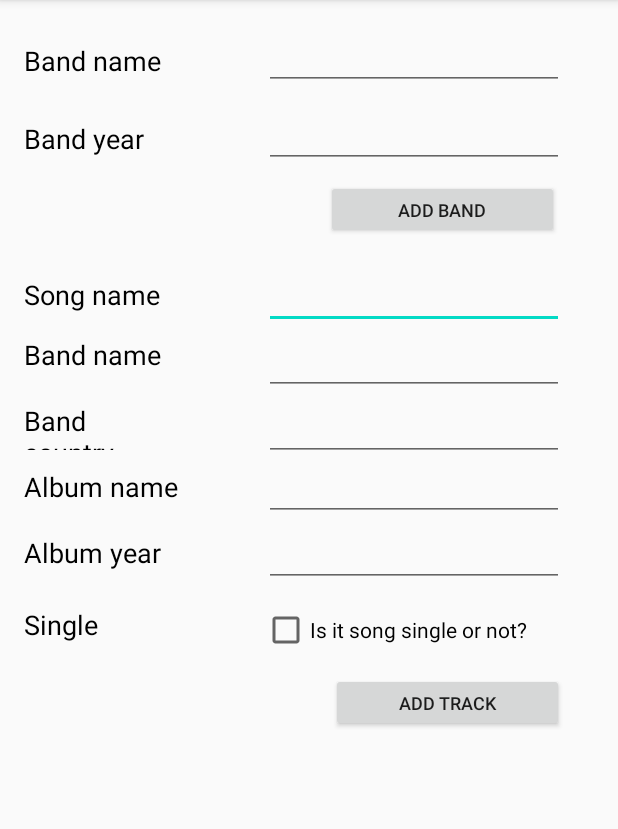
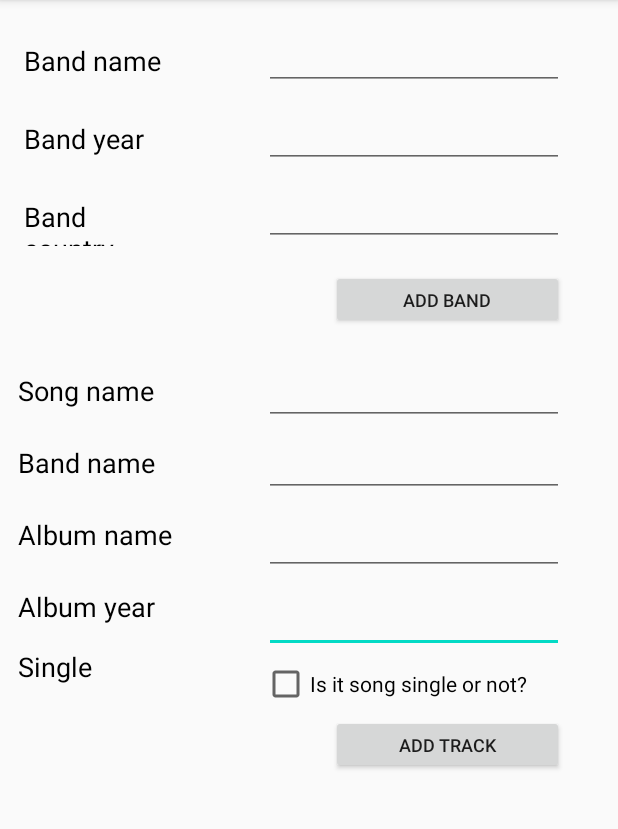
Before and after one commit to GalaxyDevourer/MusicManager, an Android app: the AddDataActivity screen opened directly, with no data from a screen before it, after a tap on "ADD TRACK", on a phone screen of 412 x 824 dp, the part 84-913 px from its top. Run offline under Robolectric (Android 15) with nearby library versions, the light colour scheme and no system bars.

Commit message:
Some class refactoring, create database connection, prepare to lab9 main functionality

```diff
--- a/app/src/main/java/com/chmnu/groupmanager/activities/AddDataActivity.java
+++ b/app/src/main/java/com/chmnu/groupmanager/activities/AddDataActivity.java
@@ -26,11 +26,13 @@ public class AddDataActivity extends AppCompatActivity {
     public void addDataBand (View view) {
         EditText bandName = findViewById(R.id.add_data_band_name);
         EditText bandYear = findViewById(R.id.add_data_band_year);
+        EditText bandCountry = findViewById(R.id.add_data_band_country);
 
         String bandName_ = bandName.getText().toString();
         String bandYear_ = bandYear.getText().toString();
+        String bandCountry_ = bandCountry.getText().toString();
 
-        Band band = new Band(bandName_, bandYear_);
+        Band band = new Band(bandName_, bandCountry_, bandYear_);
         BandStorage.addBand(band);
 
         NavUtils.navigateUpFromSameTask(this);
@@ -39,19 +41,17 @@ public class AddDataActivity extends AppCompatActivity {
     public void addDataTrack (View view) {
         EditText songName = findViewById(R.id.add_data_song_name);
         EditText bandName = findViewById(R.id.add_data_song_band_name);
-        EditText bandCountry = findViewById(R.id.add_data_band_country);
         EditText songAlbum = findViewById(R.id.add_data_album_name);
         EditText songAlbumYear = findViewById(R.id.add_data_album_year);
         CheckBox isSingle = findViewById(R.id.add_data_check_is_single);
 
         String songName_ = songName.getText().toString();
         String bandName_ = bandName.getText().toString();
-        String bandCountry_ = bandCountry.getText().toString();
         String songAlbumName_ = songAlbum.getText().toString();
         String songAlbumYear_ = songAlbumYear.getText().toString();
         Boolean isSingle_ = isSingle.isChecked();
 
-        Song song = new Song(songName_, bandName_, bandCountry_, songAlbumName_, songAlbumYear_, isSingle_);
+        Song song = new Song(songName_, bandName_, songAlbumName_, songAlbumYear_, isSingle_);
         SongStorage.addSong(song);
 
         NavUtils.navigateUpFromSameTask(this);
--- a/app/src/main/java/com/chmnu/groupmanager/entities/Song.java
+++ b/app/src/main/java/com/chmnu/groupmanager/entities/Song.java
@@ -5,15 +5,13 @@ import android.text.BoringLayout;
 public class Song {
     private String songName;
     private String bandName;
-    private String bandCountry;
     private String album;
     private String albumYear;
     private Boolean single;
 
-    public Song(String songName, String bandName, String bandCountry, String album, String albumYear, Boolean single) {
+    public Song(String songName, String bandName, String album, String albumYear, Boolean single) {
         this.songName = songName;
         this.bandName = bandName;
-        this.bandCountry = bandCountry;
         this.album = album;
         this.albumYear = albumYear;
         this.single = single;
@@ -41,14 +39,6 @@ public class Song {
         this.bandName = bandName;
     }
 
-    public String getBandCountry() {
-        return bandCountry;
-    }
-
-    public void setBandCountry(String bandCountry) {
-        this.bandCountry = bandCountry;
-    }
-
     public String getAlbum() {
         return album;
     }
@@ -74,7 +64,7 @@ public class Song {
     }
 
     public String getSignature () {
-        return bandName + " [" + bandCountry + "]" + " - " + songName + " [ " + album + " " + albumYear + " ]";
+        return bandName + " - " + songName + " [ " + album + " " + albumYear + " ]";
     }
 
     public Boolean customEquals (Song song) {
--- a/app/src/main/java/com/chmnu/groupmanager/entities/SongStorage.java
+++ b/app/src/main/java/com/chmnu/groupmanager/entities/SongStorage.java
@@ -8,26 +8,34 @@ public class SongStorage {
 
     private static List<Song> songsList = new ArrayList<>(
         Arrays.asList(
-            new Song("Smells Like Teen Spirit", "Nirvana", "USA" ,"Nevermind", "1991", true),
-            new Song("In Bloom", "Nirvana", "USA" ,"Nevermind", "1991", true),
-            new Song("Been a Son", "Nirvana", "USA" ,"Bleach", "1989", false),
-            new Song("Know", "System Of A Down", "Armenia-USA" ,"System of a Down", "1998", false),
-            new Song("Mind", "System Of A Down", "Armenia-USA" ,"System of a Down", "1998", false),
-            new Song("Peephole", "System Of A Down", "Armenia-USA" ,"System of a Down", "1998", false),
-            new Song("Sugar", "System Of A Down", "Armenia-USA" ,"System of a Down", "1998", true),
-            new Song("Needles", "System Of A Down", "Armenia-USA" ,"Toxicity", "2001", false),
-            new Song("Toxicity", "System Of A Down", "Armenia-USA" ,"Toxicity", "2001", true),
-            new Song("Liberate", "Disturbed", "USA" ,"Believe", "2002", true),
-            new Song("Darkness", "Disturbed", "USA" ,"Believe", "2002", false),
-            new Song("Guarded", "Disturbed", "USA" ,"Ten Thousand Fists", "2005", true),
-            new Song("Numb", "Linkin Park", "USA" ,"Meteora", "2003", true),
-            new Song("Blackout", "Linkin Park", "USA" ,"A Thousand Suns", "2010", false),
-            new Song("Sorry for Now", "Linkin Park", "USA" ,"One More Light", "2017", false),
-            new Song("It Has Begun", "Starset", "USA" ,"Transmissions", "2014", true),
-            new Song("Everglow", "Starset", "USA" ,"Vessels", "2017", false),
-            new Song("Mad World", "Gary Jules", "USA" ,"Trading Snakeoil for Wolftickets", "2001", false)
+            new Song("Smells Like Teen Spirit", "Nirvana" ,"Nevermind", "1991", true),
+            new Song("In Bloom", "Nirvana" ,"Nevermind", "1991", true),
+            new Song("Been a Son", "Nirvana" ,"Bleach", "1989", false),
+            new Song("Know", "System Of A Down" ,"System of a Down", "1998", false),
+            new Song("Mind", "System Of A Down" ,"System of a Down", "1998", false),
+            new Song("Peephole", "System Of A Down" ,"System of a Down", "1998", false),
+            new Song("Sugar", "System Of A Down" ,"System of a Down", "1998", true),
+            new Song("Needles", "System Of A Down" ,"Toxicity", "2001", false),
+            new Song("Toxicity", "System Of A Down" ,"Toxicity", "2001", true),
+            new Song("Liberate", "Disturbed" ,"Believe", "2002", true),
+            new Song("Darkness", "Disturbed" ,"Believe", "2002", false),
+            new Song("Guarded", "Disturbed" ,"Ten Thousand Fists", "2005", true),
+            new Song("Numb", "Linkin Park" ,"Meteora", "2003", true),
+            new Song("Blackout", "Linkin Park" ,"A Thousand Suns", "2010", false),
+            new Song("Sorry for Now", "Linkin Park" ,"One More Light", "2017", false),
+            new Song("It Has Begun", "Starset" ,"Transmissions", "2014", true),
+            new Song("Everglow", "Starset" ,"Vessels", "2017", false),
+            new Song("Mad World", "Gary Jules" ,"Trading Snakeoil for Wolftickets", "2001", false)
         )
     );
+
+    public static List<Song> getSongsList() {
+        return songsList;
+    }
+
+    public static void setSongsList(List<Song> songsList) {
+        SongStorage.songsList = songsList;
+    }
 
     public static void addSong (Song song) {
         songsList.add(song);
--- a/app/src/main/res/layout/activity_add_data.xml
+++ b/app/src/main/res/layout/activity_add_data.xml
@@ -8,10 +8,34 @@
     tools:context=".activities.AddDataActivity">
 
     <EditText
+        android:id="@+id/add_data_album_year"
+        android:layout_width="200dp"
+        android:layout_height="40dp"
+        android:layout_marginTop="12dp"
+        android:layout_marginEnd="36dp"
+        android:ems="10"
+        android:inputType="textPersonName"
+        app:layout_constraintEnd_toEndOf="parent"
+        app:layout_constraintTop_toBottomOf="@+id/add_data_album_name" />
+
+    <Button
+        android:id="@+id/add_data_band_button"
+        android:layout_width="155dp"
+        android:layout_height="39dp"
+        android:layout_marginTop="16dp"
+        android:onClick="addDataBand"
+        android:text="@string/data_add_group_button"
+        android:textSize="12sp"
+        app:layout_constraintEnd_toEndOf="parent"
+        app:layout_constraintHorizontal_bias="0.859"
+        app:layout_constraintStart_toStartOf="parent"
+        app:layout_constraintTop_toBottomOf="@+id/add_data_band_country" />
+
+    <EditText
         android:id="@+id/add_data_song_name"
         android:layout_width="200dp"
         android:layout_height="40dp"
-        android:layout_marginTop="20dp"
+        android:layout_marginTop="24dp"
         android:layout_marginEnd="36dp"
         android:ems="10"
         android:inputType="textPersonName"
@@ -19,58 +43,131 @@
         app:layout_constraintTop_toBottomOf="@+id/add_data_band_button" />
 
     <EditText
-        android:id="@+id/add_data_band_country"
+        android:id="@+id/add_data_song_band_name"
         android:layout_width="200dp"
         android:layout_height="40dp"
-        android:layout_marginTop="4dp"
+        android:layout_marginTop="8dp"
+        android:layout_marginEnd="36dp"
+        android:ems="10"
+        android:inputType="textPersonName"
+        app:layout_constraintEnd_toEndOf="parent"
+        app:layout_constraintTop_toBottomOf="@+id/add_data_song_name" />
+
+    <TextView
+        android:id="@+id/textView5"
+        android:layout_width="106dp"
+        android:layout_height="32dp"
+        android:layout_marginStart="12dp"
+        android:layout_marginTop="16dp"
+        android:text="@string/data_song_band_name"
+        android:textColor="#000000"
+        android:textSize="18sp"
+        app:layout_constraintStart_toStartOf="parent"
+        app:layout_constraintTop_toBottomOf="@+id/textView4" />
+
+    <EditText
+        android:id="@+id/add_data_album_name"
+        android:layout_width="200dp"
+        android:layout_height="40dp"
+        android:layout_marginTop="12dp"
         android:layout_marginEnd="36dp"
         android:ems="10"
         android:inputType="textPersonName"
         app:layout_constraintEnd_toEndOf="parent"
         app:layout_constraintTop_toBottomOf="@+id/add_data_song_band_name" />
 
-    <EditText
-        android:id="@+id/add_data_album_name"
-        android:layout_width="200dp"
-        android:layout_height="40dp"
-        android:layout_marginEnd="36dp"
-        android:ems="10"
-        android:inputType="textPersonName"
-        app:layout_constraintEnd_toEndOf="parent"
-        app:layout_constraintTop_toBottomOf="@+id/add_data_band_country" />
+    <TextView
+        android:id="@+id/textView7"
+        android:layout_width="106dp"
+        android:layout_height="32dp"
+        android:layout_marginStart="12dp"
+        android:layout_marginTop="16dp"
+        android:text="@string/search_band_album_name"
+        android:textColor="#000000"
+        android:textSize="18sp"
+        app:layout_constraintStart_toStartOf="parent"
+        app:layout_constraintTop_toBottomOf="@+id/textView5" />
 
-    <EditText
-        android:id="@+id/add_data_album_year"
-        android:layout_width="200dp"
-        android:layout_height="40dp"
-        android:layout_marginTop="4dp"
-        android:layout_marginEnd="36dp"
-        android:ems="10"
-        android:inputType="textPersonName"
-        app:layout_constraintEnd_toEndOf="parent"
-        app:layout_constraintTop_toBottomOf="@+id/add_data_album_name" />
+    <TextView
+        android:id="@+id/textView8"
+        android:layout_width="106dp"
+        android:layout_height="32dp"
+        android:layout_marginStart="12dp"
+        android:layout_marginTop="16dp"
+        android:text="@string/data_song_album_year"
+        android:textColor="#000000"
+        android:textSize="18sp"
+        app:layout_constraintStart_toStartOf="parent"
+        app:layout_constraintTop_toBottomOf="@+id/textView7" />
 
     <CheckBox
         android:id="@+id/add_data_check_is_single"
         android:layout_width="201dp"
         android:layout_height="33dp"
-        android:layout_marginTop="12dp"
+        android:layout_marginTop="4dp"
         android:layout_marginEnd="36dp"
         android:text="@string/data_is_single_checkbox"
         app:layout_constraintEnd_toEndOf="parent"
         app:layout_constraintTop_toBottomOf="@+id/add_data_album_year" />
 
+    <TextView
+        android:id="@+id/textView9"
+        android:layout_width="106dp"
+        android:layout_height="32dp"
+        android:layout_marginStart="12dp"
+        android:layout_marginTop="8dp"
+        android:text="@string/data_is_single"
+        android:textColor="#000000"
+        android:textSize="18sp"
+        app:layout_constraintStart_toStartOf="parent"
+        app:layout_constraintTop_toBottomOf="@+id/textView8" />
+
     <Button
         android:id="@+id/add_data_track_button"
         android:layout_width="155dp"
         android:layout_height="39dp"
-        android:layout_marginTop="12dp"
+        android:layout_marginTop="4dp"
         android:layout_marginEnd="36dp"
         android:onClick="addDataTrack"
         android:text="@string/data_add_track_button"
         android:textSize="12sp"
         app:layout_constraintEnd_toEndOf="parent"
         app:layout_constraintTop_toBottomOf="@+id/add_data_check_is_single" />
+
+    <TextView
+        android:id="@+id/textView4"
+        android:layout_width="106dp"
+        android:layout_height="32dp"
+        android:layout_marginStart="12dp"
+        android:layout_marginTop="84dp"
+        android:text="@string/data_song_name"
+        android:textColor="#000000"
+        android:textSize="18sp"
+        app:layout_constraintStart_toStartOf="parent"
+        app:layout_constraintTop_toBottomOf="@+id/textView6" />
+
+    <EditText
+        android:id="@+id/add_data_band_country"
+        android:layout_width="200dp"
+        android:layout_height="40dp"
+        android:layout_marginTop="12dp"
+        android:layout_marginEnd="36dp"
+        android:ems="10"
+        android:inputType="textPersonName"
+        app:layout_constraintEnd_toEndOf="parent"
+        app:layout_constraintTop_toBottomOf="@+id/add_data_band_year" />
+
+    <TextView
+        android:id="@+id/textView6"
+        android:layout_width="106dp"
+        android:layout_height="32dp"
+        android:layout_marginStart="16dp"
+        android:layout_marginTop="20dp"
+        android:text="@string/data_song_band_country"
+        android:textColor="#000000"
+        android:textSize="18sp"
+        app:layout_constraintStart_toStartOf="parent"
+        app:layout_constraintTop_toBottomOf="@+id/textView3" />
 
     <EditText
         android:id="@+id/add_data_band_name"
@@ -96,78 +193,6 @@
         app:layout_constraintTop_toTopOf="parent" />
 
     <TextView
-        android:id="@+id/textView4"
-        android:layout_width="106dp"
-        android:layout_height="32dp"
-        android:layout_marginStart="16dp"
-        android:layout_marginTop="72dp"
-        android:text="@string/data_song_name"
-        android:textColor="#000000"
-        android:textSize="18sp"
-        app:layout_constraintStart_toStartOf="parent"
-        app:layout_constraintTop_toBottomOf="@+id/textView3" />
-
-    <TextView
-        android:id="@+id/textView5"
-        android:layout_width="106dp"
-        android:layout_height="32dp"
-        android:layout_marginStart="16dp"
-        android:layout_marginTop="8dp"
-        android:text="@string/data_song_band_name"
-        android:textColor="#000000"
-        android:textSize="18sp"
-        app:layout_constraintStart_toStartOf="parent"
-        app:layout_constraintTop_toBottomOf="@+id/textView4" />
-
-    <TextView
-        android:id="@+id/textView6"
-        android:layout_width="106dp"
-        android:layout_height="32dp"
-        android:layout_marginStart="16dp"
-        android:layout_marginTop="12dp"
-        android:text="@string/data_song_band_country"
-        android:textColor="#000000"
-        android:textSize="18sp"
-        app:layout_constraintStart_toStartOf="parent"
-        app:layout_constraintTop_toBottomOf="@+id/textView5" />
-
-    <TextView
-        android:id="@+id/textView7"
-        android:layout_width="106dp"
-        android:layout_height="32dp"
-        android:layout_marginStart="16dp"
-        android:layout_marginTop="12dp"
-        android:text="@string/search_band_album_name"
-        android:textColor="#000000"
-        android:textSize="18sp"
-        app:layout_constraintStart_toStartOf="parent"
-        app:layout_constraintTop_toBottomOf="@+id/textView6" />
-
-    <TextView
-        android:id="@+id/textView9"
-        android:layout_width="106dp"
-        android:layout_height="32dp"
-        android:layout_marginStart="16dp"
-        android:layout_marginTop="16dp"
-        android:text="@string/data_is_single"
-        android:textColor="#000000"
-        android:textSize="18sp"
-        app:layout_constraintStart_toStartOf="parent"
-        app:layout_constraintTop_toBottomOf="@+id/textView8" />
-
-    <TextView
-        android:id="@+id/textView8"
-        android:layout_width="106dp"
-        android:layout_height="32dp"
-        android:layout_marginStart="16dp"
-        android:layout_marginTop="12dp"
-        android:text="@string/data_song_album_year"
-        android:textColor="#000000"
-        android:textSize="18sp"
-        app:layout_constraintStart_toStartOf="parent"
-        app:layout_constraintTop_toBottomOf="@+id/textView7" />
-
-    <TextView
         android:id="@+id/textView3"
         android:layout_width="106dp"
         android:layout_height="32dp"
@@ -190,28 +215,4 @@
         app:layout_constraintEnd_toEndOf="parent"
         app:layout_constraintTop_toBottomOf="@+id/add_data_band_name" />
 
-    <Button
-        android:id="@+id/add_data_band_button"
-        android:layout_width="155dp"
-        android:layout_height="39dp"
-        android:layout_marginTop="8dp"
-        android:onClick="addDataBand"
-        android:text="@string/data_add_group_button"
-        android:textSize="12sp"
-        app:layout_constraintEnd_toEndOf="parent"
-        app:layout_constraintHorizontal_bias="0.847"
-        app:layout_constraintStart_toStartOf="parent"
-        app:layout_constraintTop_toBottomOf="@+id/add_data_band_year" />
-
-    <EditText
-        android:id="@+id/add_data_song_band_name"
-        android:layout_width="200dp"
-        android:layout_height="40dp"
-        android:layout_marginTop="4dp"
-        android:layout_marginEnd="36dp"
-        android:ems="10"
-        android:inputType="textPersonName"
-        app:layout_constraintEnd_toEndOf="parent"
-        app:layout_constraintTop_toBottomOf="@+id/add_data_song_name" />
-
 </androidx.constraintlayout.widget.ConstraintLayout>
```
Also changed, not shown: app/src/main/java/com/chmnu/groupmanager/activities/BandsListActivity.java (+34 -0 lines), app/src/main/java/com/chmnu/groupmanager/database/BandsDatabaseHelper.java (added, +55 -0 lines), app/src/main/java/com/chmnu/groupmanager/database/SongsDatabaseHelper.java (added, +60 -0 lines), app/src/main/java/com/chmnu/groupmanager/entities/Band.java (+12 -2 lines), app/src/main/java/com/chmnu/groupmanager/entities/BandStorage.java (+8 -8 lines).
